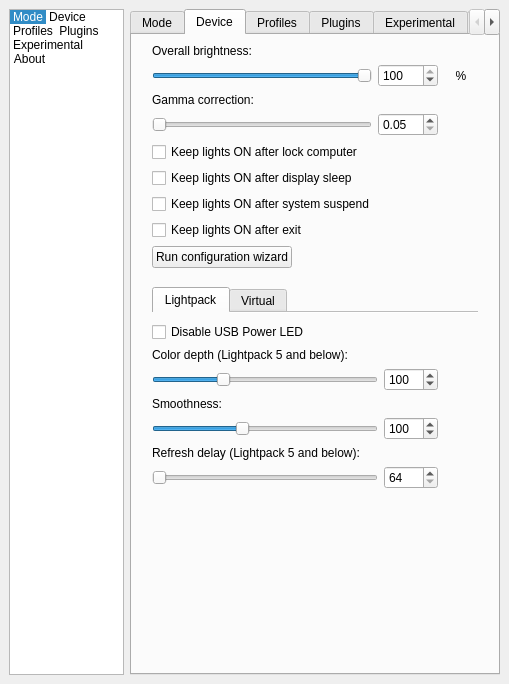
woodenshark/Lightpack, file Software/src/SettingsWindow.ui: the form before one commit.
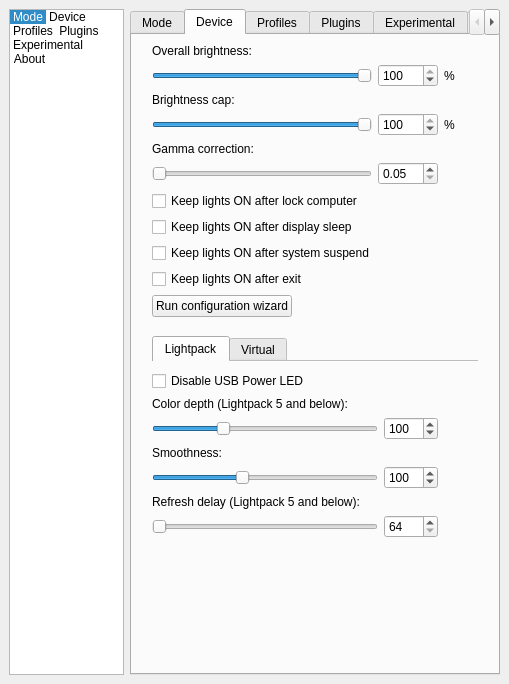
The form after the commit. The open tabs and pages were chosen to show the change. Icons and pictures are not drawn. Custom widgets are drawn as their Qt base class.

Commit message: device brightness cap

Patch:
```diff
--- a/Software/src/SettingsWindow.ui
+++ b/Software/src/SettingsWindow.ui
@@ -1300,66 +1300,20 @@
         <property name="rightMargin">
          <number>20</number>
         </property>
-        <item row="13" column="0">
-         <layout class="QHBoxLayout" name="horizontalLayout_8">
-          <property name="bottomMargin">
-           <number>13</number>
-          </property>
-          <item>
-           <widget class="QPushButton" name="pbRunConfigurationWizard">
-            <property name="text">
-             <string>Run configuration wizard</string>
-            </property>
-           </widget>
-          </item>
-          <item>
-           <spacer name="horizontalSpacer_3">
-            <property name="orientation">
-             <enum>Qt::Horizontal</enum>
-            </property>
-            <property name="sizeHint" stdset="0">
-             <size>
-              <width>40</width>
-              <height>20</height>
-             </size>
-            </property>
-           </spacer>
-          </item>
-         </layout>
-        </item>
-        <item row="2" column="2">
-         <widget class="QLabel" name="label_15">
-          <property name="styleSheet">
-           <string notr="true">margin:0px;</string>
+        <item row="5" column="0">
+         <widget class="QLabel" name="label_GammaCorrection">
+          <property name="sizePolicy">
+           <sizepolicy hsizetype="Preferred" vsizetype="Fixed">
+            <horstretch>0</horstretch>
+            <verstretch>0</verstretch>
+           </sizepolicy>
           </property>
           <property name="text">
-           <string>%</string>
+           <string>Gamma correction:</string>
           </property>
-          <property name="alignment">
-           <set>Qt::AlignCenter</set>
-          </property>
          </widget>
         </item>
-        <item row="2" column="0">
-         <widget class="QSlider" name="horizontalSlider_DeviceBrightness">
-          <property name="minimum">
-           <number>0</number>
-          </property>
-          <property name="maximum">
-           <number>100</number>
-          </property>
-          <property name="pageStep">
-           <number>1</number>
-          </property>
-          <property name="value">
-           <number>100</number>
-          </property>
-          <property name="orientation">
-           <enum>Qt::Horizontal</enum>
-          </property>
-         </widget>
-        </item>
-        <item row="4" column="2">
+        <item row="6" column="2">
          <widget class="QPushButton" name="pushButton_GammaCorrectionHelp">
           <property name="sizePolicy">
            <sizepolicy hsizetype="Fixed" vsizetype="Fixed">
@@ -1382,41 +1336,14 @@
           </property>
          </widget>
         </item>
-        <item row="4" column="1">
-         <widget class="QDoubleSpinBox" name="doubleSpinBox_DeviceGamma">
-          <property name="sizePolicy">
-           <sizepolicy hsizetype="Fixed" vsizetype="Fixed">
-            <horstretch>0</horstretch>
-            <verstretch>0</verstretch>
-           </sizepolicy>
-          </property>
-          <property name="minimumSize">
-           <size>
-            <width>50</width>
-            <height>0</height>
-           </size>
-          </property>
-          <property name="maximumSize">
-           <size>
-            <width>60</width>
-            <height>16777215</height>
-           </size>
-          </property>
-          <property name="minimum">
-           <double>0.050000000000000</double>
-          </property>
-          <property name="maximum">
-           <double>10.000000000000000</double>
-          </property>
-          <property name="singleStep">
-           <double>0.050000000000000</double>
-          </property>
-          <property name="value">
-           <double>0.050000000000000</double>
+        <item row="8" column="0">
+         <widget class="QCheckBox" name="checkBox_KeepLightsOnAfterScreenOff">
+          <property name="text">
+           <string>Keep lights ON after display sleep</string>
           </property>
          </widget>
         </item>
-        <item row="14" column="0" colspan="3">
+        <item row="16" column="0" colspan="3">
          <widget class="QTabWidget" name="tabDevices">
           <property name="sizePolicy">
            <sizepolicy hsizetype="Expanding" vsizetype="Fixed">
@@ -1788,14 +1715,184 @@
           </widget>
          </widget>
         </item>
-        <item row="5" column="0" colspan="3">
+        <item row="6" column="1">
+         <widget class="QDoubleSpinBox" name="doubleSpinBox_DeviceGamma">
+          <property name="sizePolicy">
+           <sizepolicy hsizetype="Fixed" vsizetype="Fixed">
+            <horstretch>0</horstretch>
+            <verstretch>0</verstretch>
+           </sizepolicy>
+          </property>
+          <property name="minimumSize">
+           <size>
+            <width>50</width>
+            <height>0</height>
+           </size>
+          </property>
+          <property name="maximumSize">
+           <size>
+            <width>60</width>
+            <height>16777215</height>
+           </size>
+          </property>
+          <property name="minimum">
+           <double>0.050000000000000</double>
+          </property>
+          <property name="maximum">
+           <double>10.000000000000000</double>
+          </property>
+          <property name="singleStep">
+           <double>0.050000000000000</double>
+          </property>
+          <property name="value">
+           <double>0.050000000000000</double>
+          </property>
+         </widget>
+        </item>
+        <item row="2" column="2">
+         <widget class="QLabel" name="label_15">
+          <property name="styleSheet">
+           <string notr="true">margin:0px;</string>
+          </property>
+          <property name="text">
+           <string>%</string>
+          </property>
+          <property name="alignment">
+           <set>Qt::AlignLeading|Qt::AlignLeft|Qt::AlignVCenter</set>
+          </property>
+         </widget>
+        </item>
+        <item row="17" column="0">
+         <spacer name="verticalSpacer_2">
+          <property name="orientation">
+           <enum>Qt::Vertical</enum>
+          </property>
+          <property name="sizeHint" stdset="0">
+           <size>
+            <width>20</width>
+            <height>40</height>
+           </size>
+          </property>
+         </spacer>
+        </item>
+        <item row="2" column="0">
+         <widget class="QSlider" name="horizontalSlider_DeviceBrightness">
+          <property name="minimum">
+           <number>0</number>
+          </property>
+          <property name="maximum">
+           <number>100</number>
+          </property>
+          <property name="pageStep">
+           <number>1</number>
+          </property>
+          <property name="value">
+           <number>100</number>
+          </property>
+          <property name="orientation">
+           <enum>Qt::Horizontal</enum>
+          </property>
+         </widget>
+        </item>
+        <item row="15" column="0">
+         <layout class="QHBoxLayout" name="horizontalLayout_8">
+          <property name="bottomMargin">
+           <number>13</number>
+          </property>
+          <item>
+           <widget class="QPushButton" name="pbRunConfigurationWizard">
+            <property name="text">
+             <string>Run configuration wizard</string>
+            </property>
+           </widget>
+          </item>
+          <item>
+           <spacer name="horizontalSpacer_3">
+            <property name="orientation">
+             <enum>Qt::Horizontal</enum>
+            </property>
+            <property name="sizeHint" stdset="0">
+             <size>
+              <width>40</width>
+              <height>20</height>
+             </size>
+            </property>
+           </spacer>
+          </item>
+         </layout>
+        </item>
+        <item row="1" column="0">
+         <widget class="QLabel" name="label_5">
+          <property name="sizePolicy">
+           <sizepolicy hsizetype="Preferred" vsizetype="Fixed">
+            <horstretch>0</horstretch>
+            <verstretch>0</verstretch>
+           </sizepolicy>
+          </property>
+          <property name="text">
+           <string>Overall brightness:</string>
+          </property>
+         </widget>
+        </item>
+        <item row="7" column="0" colspan="3">
          <widget class="QCheckBox" name="checkBox_KeepLightsOnAfterLockComputer">
           <property name="text">
            <string>Keep lights ON after lock computer</string>
           </property>
          </widget>
         </item>
-        <item row="4" column="0">
+        <item row="2" column="1">
+         <widget class="QSpinBox" name="spinBox_DeviceBrightness">
+          <property name="sizePolicy">
+           <sizepolicy hsizetype="Fixed" vsizetype="Fixed">
+            <horstretch>0</horstretch>
+            <verstretch>0</verstretch>
+           </sizepolicy>
+          </property>
+          <property name="minimumSize">
+           <size>
+            <width>60</width>
+            <height>0</height>
+           </size>
+          </property>
+          <property name="maximumSize">
+           <size>
+            <width>50</width>
+            <height>16777215</height>
+           </size>
+          </property>
+          <property name="minimum">
+           <number>0</number>
+          </property>
+          <property name="maximum">
+           <number>100</number>
+          </property>
+          <property name="value">
+           <number>100</number>
+          </property>
+         </widget>
+        </item>
+        <item row="14" column="0" colspan="3">
+         <widget class="QCheckBox" name="checkBox_KeepLightsOnAfterExit">
+          <property name="minimumSize">
+           <size>
+            <width>0</width>
+            <height>0</height>
+           </size>
+          </property>
+          <property name="text">
+           <string>Keep lights ON after exit</string>
+          </property>
+         </widget>
+        </item>
+        <item row="9" column="0" colspan="3">
+         <widget class="QCheckBox" name="checkBox_KeepLightsOnAfterSuspend">
+          <property name="text">
+           <string>Keep lights ON after system suspend</string>
+          </property>
+         </widget>
+        </item>
+        <item row="6" column="0">
          <widget class="QSlider" name="horizontalSlider_GammaCorrection">
           <property name="sizePolicy">
            <sizepolicy hsizetype="Expanding" vsizetype="Fixed">
@@ -1826,54 +1923,24 @@
           </property>
          </widget>
         </item>
-        <item row="15" column="0">
-         <spacer name="verticalSpacer_2">
-          <property name="orientation">
-           <enum>Qt::Vertical</enum>
+        <item row="4" column="2">
+         <widget class="QLabel" name="label_12">
+          <property name="text">
+           <string>%</string>
           </property>
-          <property name="sizeHint" stdset="0">
-           <size>
-            <width>20</width>
-            <height>40</height>
-           </size>
-          </property>
-         </spacer>
+         </widget>
         </item>
         <item row="3" column="0">
-         <widget class="QLabel" name="label_GammaCorrection">
-          <property name="sizePolicy">
-           <sizepolicy hsizetype="Preferred" vsizetype="Fixed">
-            <horstretch>0</horstretch>
-            <verstretch>0</verstretch>
-           </sizepolicy>
-          </property>
+         <widget class="QLabel" name="label_7">
           <property name="text">
-           <string>Gamma correction:</string>
+           <string>Brightness cap:</string>
           </property>
          </widget>
         </item>
-        <item row="2" column="1">
-         <widget class="QSpinBox" name="spinBox_DeviceBrightness">
-          <property name="sizePolicy">
-           <sizepolicy hsizetype="Fixed" vsizetype="Fixed">
-            <horstretch>0</horstretch>
-            <verstretch>0</verstretch>
-           </sizepolicy>
-          </property>
-          <property name="minimumSize">
-           <size>
-            <width>60</width>
-            <height>0</height>
-           </size>
-          </property>
-          <property name="maximumSize">
-           <size>
-            <width>50</width>
-            <height>16777215</height>
-           </size>
-          </property>
+        <item row="4" column="1">
+         <widget class="QSpinBox" name="spinBox_DeviceBrightnessCap">
           <property name="minimum">
-           <number>0</number>
+           <number>1</number>
           </property>
           <property name="maximum">
            <number>100</number>
@@ -1883,43 +1950,19 @@
           </property>
          </widget>
         </item>
-        <item row="1" column="0">
-         <widget class="QLabel" name="label_5">
-          <property name="sizePolicy">
-           <sizepolicy hsizetype="Preferred" vsizetype="Fixed">
-            <horstretch>0</horstretch>
-            <verstretch>0</verstretch>
-           </sizepolicy>
+        <item row="4" column="0">
+         <widget class="QSlider" name="horizontalSlider_DeviceBrightnessCap">
+          <property name="minimum">
+           <number>1</number>
           </property>
-          <property name="text">
-           <string>Overall brightness:</string>
+          <property name="maximum">
+           <number>100</number>
           </property>
-         </widget>
-        </item>
-        <item row="7" column="0" colspan="3">
-         <widget class="QCheckBox" name="checkBox_KeepLightsOnAfterSuspend">
-          <property name="text">
-           <string>Keep lights ON after system suspend</string>
+          <property name="value">
+           <number>100</number>
           </property>
-         </widget>
-        </item>
-        <item row="12" column="0" colspan="3">
-         <widget class="QCheckBox" name="checkBox_KeepLightsOnAfterExit">
-          <property name="minimumSize">
-           <size>
-            <width>0</width>
-            <height>0</height>
-           </size>
-          </property>
-          <property name="text">
-           <string>Keep lights ON after exit</string>
-          </property>
-         </widget>
-        </item>
-        <item row="6" column="0">
-         <widget class="QCheckBox" name="checkBox_KeepLightsOnAfterScreenOff">
-          <property name="text">
-           <string>Keep lights ON after display sleep</string>
+          <property name="orientation">
+           <enum>Qt::Horizontal</enum>
           </property>
          </widget>
         </item>
```
Left out of the diff: 344 changed lines with no effect on the pictures. The commit also changes 11 other files.
